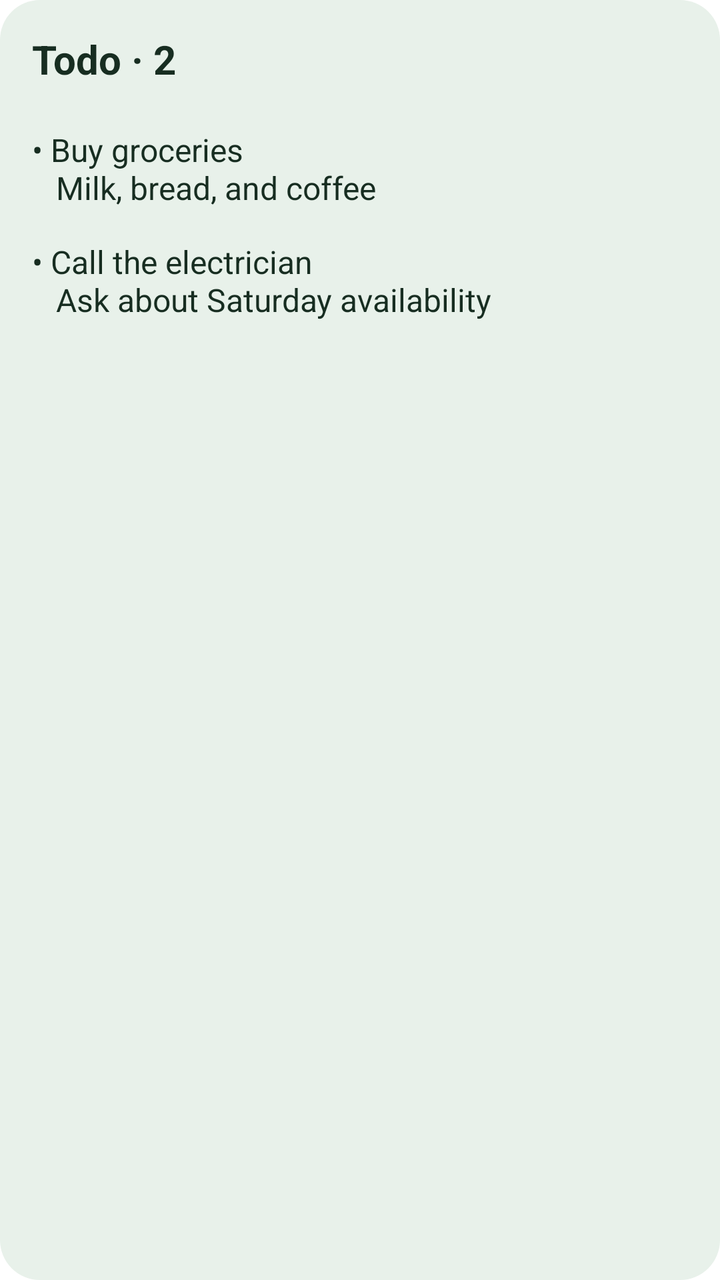
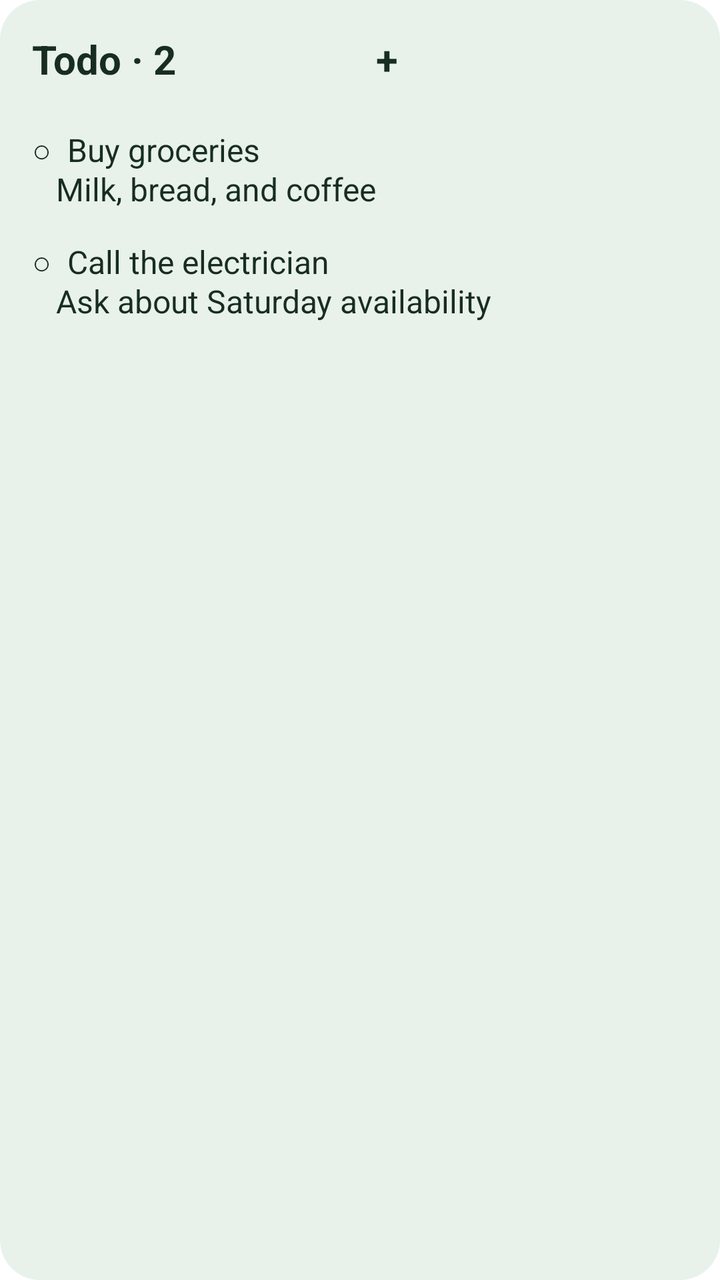

The first picture is an Android layout as it rendered before a commit; the second is the same layout after the commit. The layout source and the unified diff follow.
<!-- AndroidManifest.xml: fallback theme Theme.MaterialComponents.DayNight.NoActionBar -->
<!-- res/layout/todo_preview.xml -->
<LinearLayout xmlns:android="http://schemas.android.com/apk/res/android" android:layout_width="match_parent" android:layout_height="match_parent" android:padding="16dp" android:orientation="vertical" android:background="@drawable/todo_light">
<TextView android:layout_width="match_parent" android:layout_height="48dp" android:text="Todo · 2" android:textSize="20sp" android:textStyle="bold" android:textColor="#172d21"/>
<TextView android:layout_width="match_parent" android:layout_height="wrap_content" android:minHeight="56dp" android:text="• Buy groceries\n   Milk, bread, and coffee" android:textSize="16sp" android:textColor="#172d21"/>
<TextView android:layout_width="match_parent" android:layout_height="wrap_content" android:minHeight="56dp" android:text="• Call the electrician\n   Ask about Saturday availability" android:textSize="16sp" android:textColor="#172d21"/>
</LinearLayout>
<!-- resources referenced by this layout -->
<resources>
  <!-- drawable todo_light (drawable) -->
  <shape xmlns:android="http://schemas.android.com/apk/res/android"><solid android:color="#e8f1ea"/><corners android:radius="20dp"/></shape>
</resources>

<!-- the commit's change to res/layout/todo_preview.xml (unified diff, before → after) -->
@@ -1,5 +1,5 @@
 <LinearLayout xmlns:android="http://schemas.android.com/apk/res/android" android:layout_width="match_parent" android:layout_height="match_parent" android:padding="16dp" android:orientation="vertical" android:background="@drawable/todo_light">
-<TextView android:layout_width="match_parent" android:layout_height="48dp" android:text="Todo · 2" android:textSize="20sp" android:textStyle="bold" android:textColor="#172d21"/>
-<TextView android:layout_width="match_parent" android:layout_height="wrap_content" android:minHeight="56dp" android:text="• Buy groceries\n   Milk, bread, and coffee" android:textSize="16sp" android:textColor="#172d21"/>
-<TextView android:layout_width="match_parent" android:layout_height="wrap_content" android:minHeight="56dp" android:text="• Call the electrician\n   Ask about Saturday availability" android:textSize="16sp" android:textColor="#172d21"/>
+<TextView android:layout_width="match_parent" android:layout_height="48dp" android:text="Todo · 2                    +" android:textSize="20sp" android:textStyle="bold" android:textColor="#172d21"/>
+<TextView android:layout_width="match_parent" android:layout_height="wrap_content" android:minHeight="56dp" android:text="○  Buy groceries\n   Milk, bread, and coffee" android:textSize="16sp" android:textColor="#172d21"/>
+<TextView android:layout_width="match_parent" android:layout_height="wrap_content" android:minHeight="56dp" android:text="○  Call the electrician\n   Ask about Saturday availability" android:textSize="16sp" android:textColor="#172d21"/>
 </LinearLayout>
